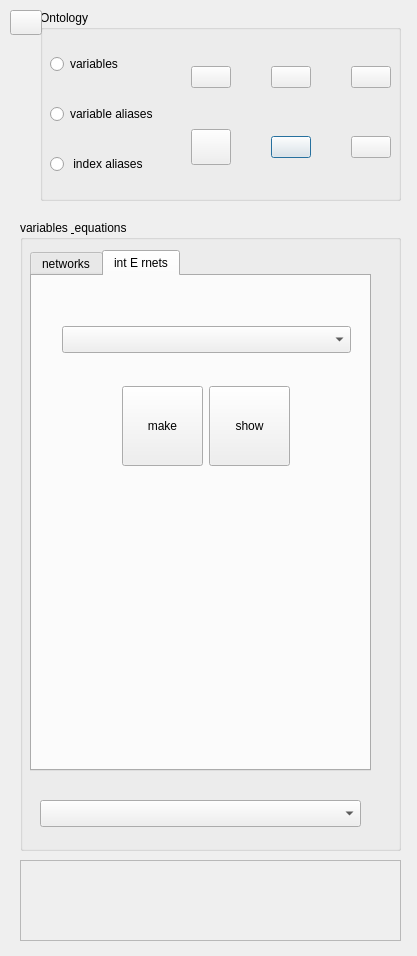
Above: packages/OntologyBuilder/EquationEditor_v01/ui_ontology_design.ui from heinz-preisig/ProMo13 before the change. Below: the same form after it.
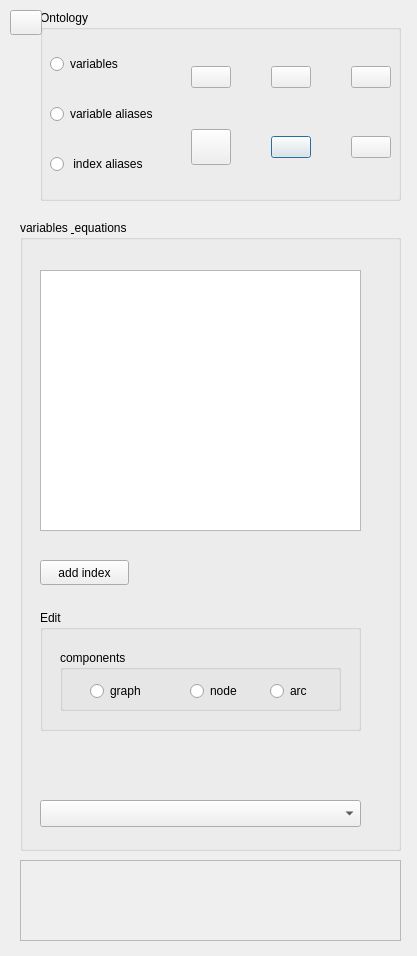
That is the form after the change. The open tabs and pages were chosen to show the change.

Diff of the .ui file:
```diff
--- a/packages/OntologyBuilder/EquationEditor_v01/ui_ontology_design.ui
+++ b/packages/OntologyBuilder/EquationEditor_v01/ui_ontology_design.ui
@@ -25,45 +25,21 @@
    <property name="title">
     <string>variables &amp; equations</string>
    </property>
-   <widget class="QTabWidget" name="tabWidget">
+   <widget class="QComboBox" name="combo_EditVariableTypes">
     <property name="geometry">
      <rect>
-      <x>10</x>
-      <y>30</y>
-      <width>341</width>
-      <height>521</height>
-     </rect>
-    </property>
-    <property name="currentIndex">
-     <number>0</number>
-    </property>
-    <widget class="QWidget" name="tab_networks">
-     <attribute name="title">
-      <string>networks</string>
-     </attribute>
-     <widget class="QTreeWidget" name="treeWidget">
-      <property name="geometry">
-       <rect>
-        <x>10</x>
-        <y>20</y>
+      <x>20</x>
+      <y>580</y>
         <width>321</width>
-        <height>261</height>
-       </rect>
-      </property>
-      <attribute name="headerVisible">
-       <bool>false</bool>
-      </attribute>
-      <column>
-       <property name="text">
-        <string notr="true">1</string>
-       </property>
-      </column>
+      <height>27</height>
+     </rect>
+    </property>
      </widget>
      <widget class="QGroupBox" name="groupEdit">
       <property name="geometry">
        <rect>
-        <x>10</x>
-        <y>360</y>
+      <x>20</x>
+      <y>390</y>
         <width>321</width>
         <height>121</height>
        </rect>
@@ -133,82 +109,35 @@
        </widget>
       </widget>
      </widget>
+   <widget class="QTreeWidget" name="treeWidget">
+    <property name="geometry">
+     <rect>
+      <x>20</x>
+      <y>50</y>
+      <width>321</width>
+      <height>261</height>
+     </rect>
+    </property>
+    <attribute name="headerVisible">
+     <bool>false</bool>
+    </attribute>
+    <column>
+     <property name="text">
+      <string notr="true">1</string>
+     </property>
+    </column>
+   </widget>
      <widget class="QPushButton" name="pushAddIndex">
       <property name="geometry">
        <rect>
-        <x>10</x>
-        <y>310</y>
+      <x>20</x>
+      <y>340</y>
         <width>89</width>
         <height>25</height>
        </rect>
       </property>
       <property name="text">
        <string>add index</string>
-      </property>
-     </widget>
-    </widget>
-    <widget class="QWidget" name="tab_internets">
-     <attribute name="title">
-      <string>int E rnets</string>
-     </attribute>
-     <widget class="QComboBox" name="combo_InterConnectionNetwork">
-      <property name="geometry">
-       <rect>
-        <x>30</x>
-        <y>50</y>
-        <width>289</width>
-        <height>27</height>
-       </rect>
-      </property>
-     </widget>
-     <widget class="QWidget" name="horizontalLayoutWidget">
-      <property name="geometry">
-       <rect>
-        <x>90</x>
-        <y>110</y>
-        <width>168</width>
-        <height>80</height>
-       </rect>
-      </property>
-      <layout class="QHBoxLayout" name="horizontalLayout_2">
-       <item>
-        <widget class="QPushButton" name="pushMakeInterfaceEquations">
-         <property name="sizePolicy">
-          <sizepolicy hsizetype="Expanding" vsizetype="Expanding">
-           <horstretch>0</horstretch>
-           <verstretch>0</verstretch>
-          </sizepolicy>
-         </property>
-         <property name="text">
-          <string>make</string>
-         </property>
-        </widget>
-       </item>
-       <item>
-        <widget class="QPushButton" name="pushShowInterfaceEquations">
-         <property name="sizePolicy">
-          <sizepolicy hsizetype="Expanding" vsizetype="Expanding">
-           <horstretch>0</horstretch>
-           <verstretch>0</verstretch>
-          </sizepolicy>
-         </property>
-         <property name="text">
-          <string>show</string>
-         </property>
-        </widget>
-       </item>
-      </layout>
-     </widget>
-    </widget>
-   </widget>
-   <widget class="QComboBox" name="combo_EditVariableTypes">
-    <property name="geometry">
-     <rect>
-      <x>20</x>
-      <y>580</y>
-      <width>321</width>
-      <height>27</height>
-     </rect>
     </property>
    </widget>
   </widget>
```
Lines whose indentation alone changed are shown as unchanged.
